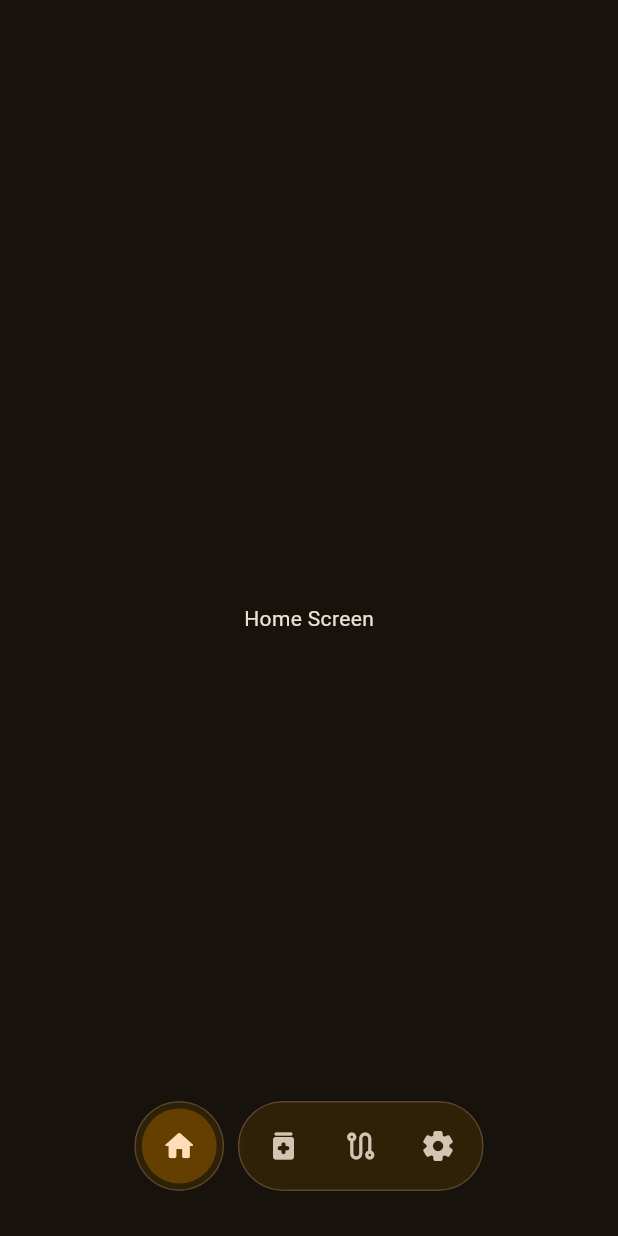
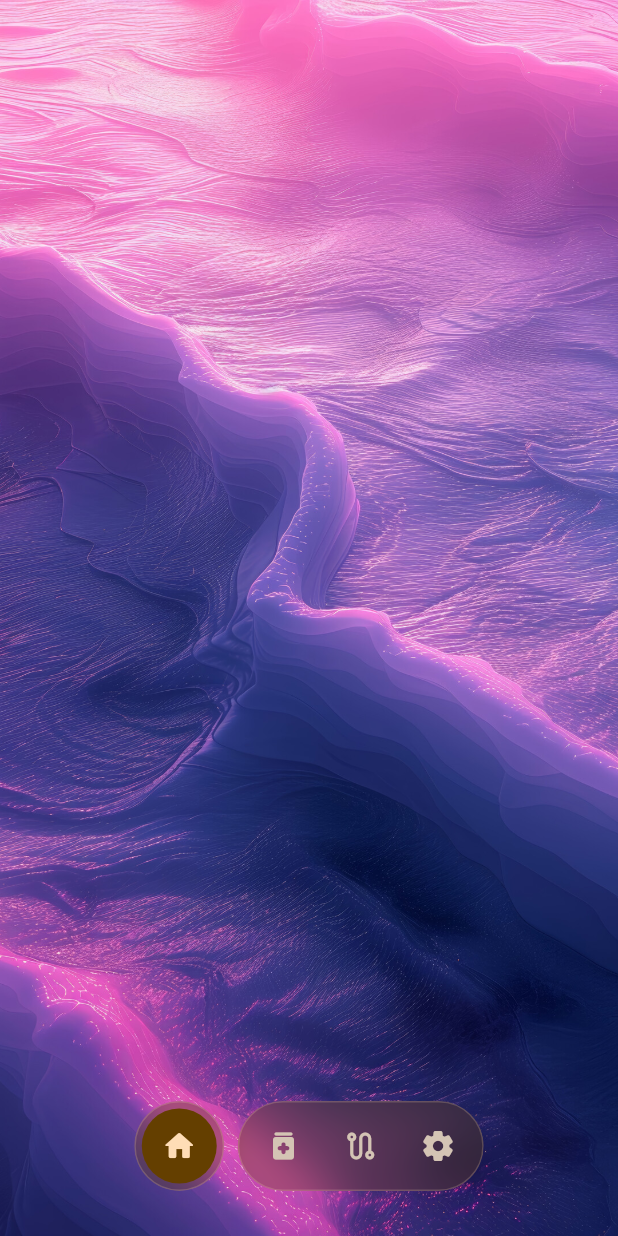
Before and after one commit to Hiw4i/Discipline, a Flutter app: the screen it shows after launch, on a phone screen of 412 x 824 dp. Run offline on Flutter 3.47's test engine with Material 3 defaults, Android fonts, the phone set to English and light mode, and no system bars.

Commit message:
- Add a photo to the HomeScreen - Fix button size bug: buttons no longer stay huge on mobile after tap

```diff
--- a/lib/components/animated_button.dart
+++ b/lib/components/animated_button.dart
@@ -42,8 +42,9 @@ class _AnimatedButtonState extends State<AnimatedButton> {
       }),
       child: GestureDetector(
         onTapDown: (_) => setState(() => _scale = 0.9),
-        onTapUp: (_) => setState(() => _scale = 1.2),
+        onTapUp: (_) => setState(() => _scale = _isHovered ? 1.2 : 1.0),
         onTap: widget.onTap,
+        onTapCancel: () => setState(() => _scale = 1.0),
         child: AnimatedScale(
           scale: _scale,
           duration: const Duration(milliseconds: 300),
--- a/lib/components/glass_nav_bar.dart
+++ b/lib/components/glass_nav_bar.dart
@@ -55,7 +55,7 @@ class GlassNavBar extends StatelessWidget {
     return ClipOval(
       child: BackdropFilter(
 
-        filter: ImageFilter.blur(sigmaX: 10, sigmaY: 10),
+        filter: ImageFilter.blur(sigmaX: 12, sigmaY: 12),
         child: Container(
           width: 60,
           height: 60,
@@ -89,7 +89,7 @@ class GlassNavBar extends StatelessWidget {
       borderRadius: BorderRadius.circular(32),
       child: BackdropFilter(
 
-        filter: ImageFilter.blur(sigmaX: 10, sigmaY: 10),
+        filter: ImageFilter.blur(sigmaX: 12, sigmaY: 12),
         child: Container(
 
           width: isDesktop ? 60 : 164,
--- a/lib/home/home_screen.dart
+++ b/lib/home/home_screen.dart
@@ -12,8 +12,11 @@ class _HomeScreenState extends State<HomeScreen> {
   @override
   Widget build(BuildContext context) {
     return Scaffold(
-      body: Center(
-        child: const Text("Home Screen")
+      body: Image.asset(
+        'assets/images/background.jpg',
+        fit: BoxFit.cover,
+        width: double.infinity,
+        height: double.infinity,
       ),
     );
   }
--- a/pubspec.yaml
+++ b/pubspec.yaml
@@ -87,3 +87,5 @@ flutter:
   #
   # For details regarding fonts from package dependencies,
   # see https://flutter.dev/to/font-from-package
+  assets:
+    - assets/images/background.jpg
```
Also changed, not shown: assets/images/background.jpg (added).
